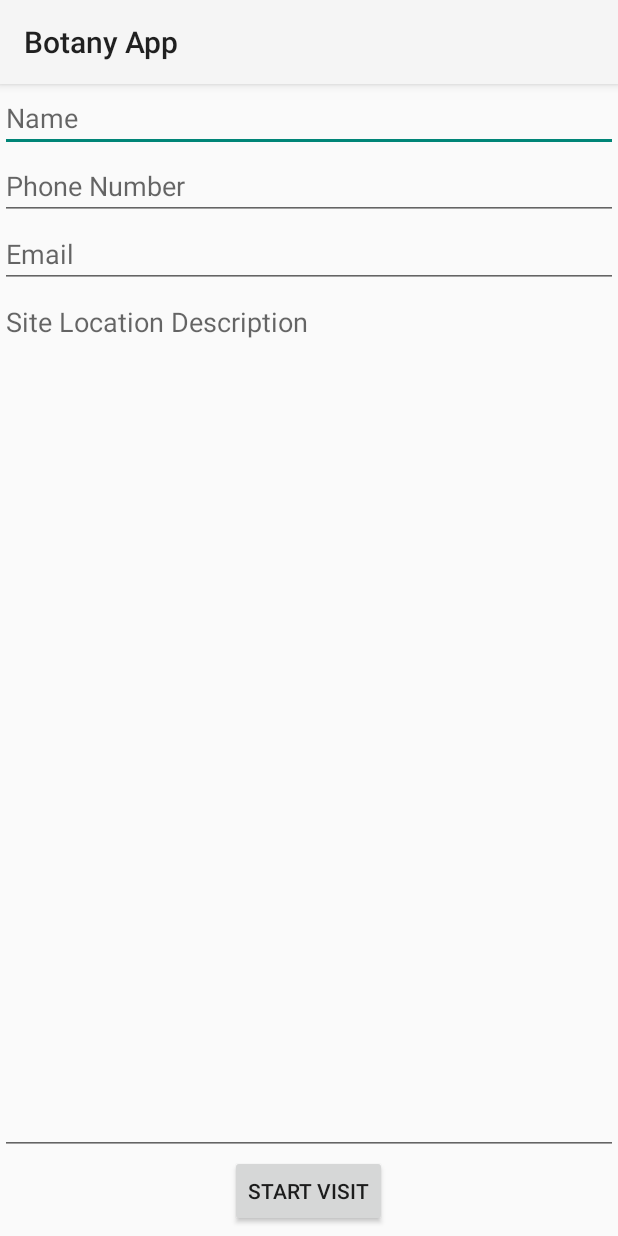
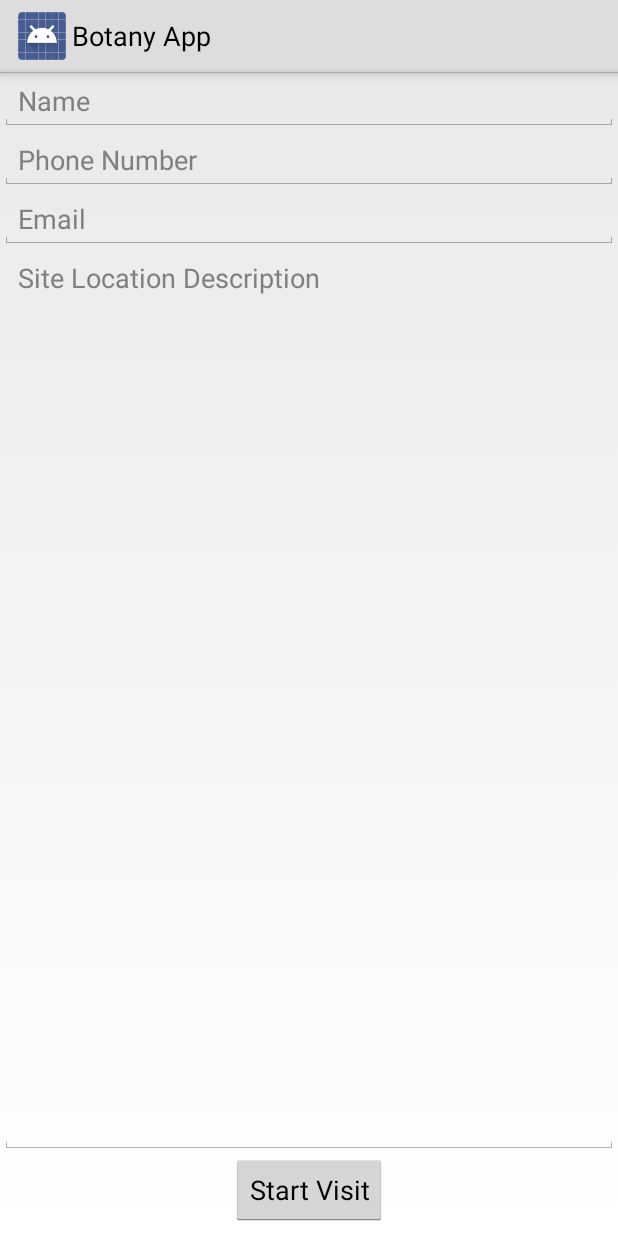
Before and after one commit to njdart/botanyAppRepo, an Android app: the screen it shows after launch (LaunchActivity), on a phone screen of 412 x 824 dp. Run offline under Robolectric (Android 15) with nearby library versions, the phone set to English and light mode, and no system bars.

Commit message:
Made working on laptop? maybe hopefully??

```diff
--- a/src/android/bottanyApp/app/src/main/res/layout/activity_launch.xml
+++ b/src/android/bottanyApp/app/src/main/res/layout/activity_launch.xml
@@ -56,7 +56,6 @@
             android:text="@string/create_new_site_visit_button"
             android:id="@+id/newVisitButton"
             android:layout_gravity="center_horizontal"
-            android:nestedScrollingEnabled="false"
             android:singleLine="false"
             android:onClick="newVisitOnClick" />
 
--- a/src/android/bottanyApp/app/src/main/res/values-v21/styles.xml
+++ b/src/android/bottanyApp/app/src/main/res/values-v21/styles.xml
@@ -1,5 +1,5 @@
 <?xml version="1.0" encoding="utf-8"?>
 <resources>
-    <style name="AppTheme" parent="android:Theme.Material.Light">
+    <style name="AppTheme" parent="@android:style/Theme.Holo.Light">
     </style>
 </resources>
```
Also changed, not shown: 1 other file.
